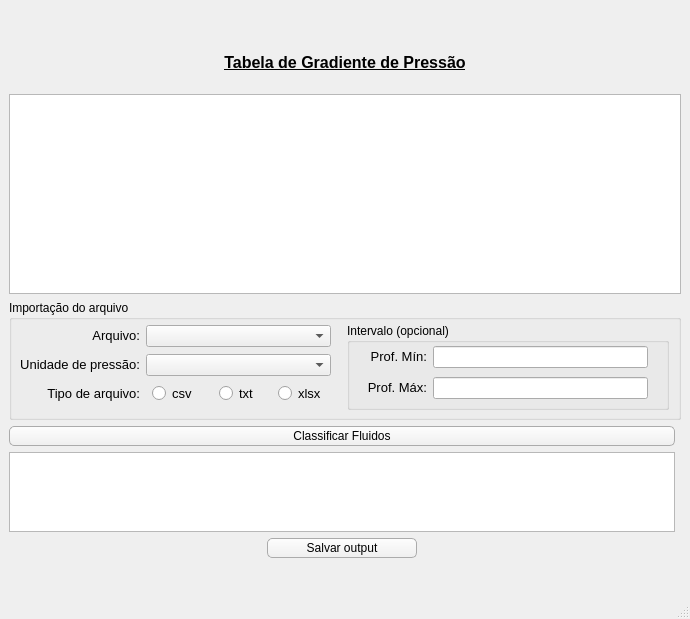
The window that src/interface/gradient.ui (albano-a/GradPress) describes before a commit, drawn with Qt 5.
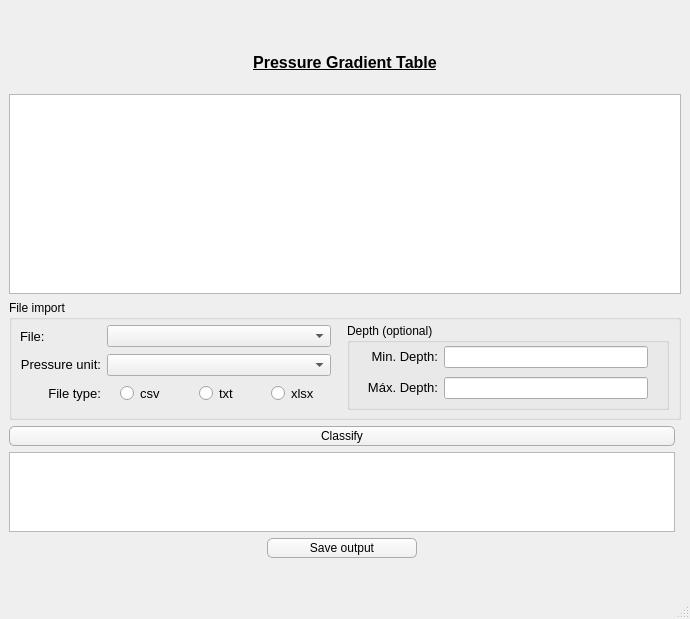
The same window after the commit.

What changed in the file:
```diff
--- a/src/interface/gradient.ui
+++ b/src/interface/gradient.ui
@@ -38,7 +38,7 @@
 }</string>
         </property>
         <property name="text">
-         <string>Classificar Fluidos</string>
+         <string>Classify</string>
         </property>
        </widget>
       </item>
@@ -79,7 +79,7 @@
 }</string>
         </property>
         <property name="text">
-         <string>Salvar output</string>
+         <string>Save output</string>
         </property>
        </widget>
       </item>
@@ -97,7 +97,7 @@
          </font>
         </property>
         <property name="text">
-         <string>&lt;html&gt;&lt;head/&gt;&lt;body&gt;&lt;p align=&quot;center&quot;&gt;&lt;span style=&quot; font-weight:600; text-decoration: underline;&quot;&gt;Tabela de Gradiente de Pressão&lt;/span&gt;&lt;/p&gt;&lt;/body&gt;&lt;/html&gt;</string>
+         <string>&lt;html&gt;&lt;head/&gt;&lt;body&gt;&lt;p align=&quot;center&quot;&gt;&lt;span style=&quot;font-weight:600; text-decoration:underline;&quot;&gt;Pressure Gradient Table&lt;/span&gt;&lt;/p&gt;&lt;/body&gt;&lt;/html&gt;</string>
         </property>
        </widget>
       </item>
@@ -126,7 +126,7 @@
          </size>
         </property>
         <property name="title">
-         <string>Importação do arquivo</string>
+         <string>File import</string>
         </property>
         <widget class="QGroupBox" name="groupBox_2">
          <property name="geometry">
@@ -144,9 +144,9 @@
           </size>
          </property>
          <property name="title">
-          <string>Intervalo (opcional)</string>
+          <string>Depth (optional)</string>
          </property>
-         <widget class="QWidget" name="">
+         <widget class="QWidget" name="layoutWidget">
           <property name="geometry">
            <rect>
             <x>20</x>
@@ -164,7 +164,7 @@
               </font>
              </property>
              <property name="text">
-              <string>&lt;html&gt;&lt;head/&gt;&lt;body&gt;&lt;p align=&quot;right&quot;&gt;Prof. Mín:&lt;/p&gt;&lt;/body&gt;&lt;/html&gt;</string>
+              <string>&lt;html&gt;&lt;head/&gt;&lt;body&gt;&lt;p align=&quot;right&quot;&gt;Min. Depth:&lt;/p&gt;&lt;/body&gt;&lt;/html&gt;</string>
              </property>
             </widget>
            </item>
@@ -176,7 +176,7 @@
               </font>
              </property>
              <property name="text">
-              <string>&lt;html&gt;&lt;head/&gt;&lt;body&gt;&lt;p align=&quot;right&quot;&gt;Prof. Máx:&lt;/p&gt;&lt;/body&gt;&lt;/html&gt;</string>
+              <string>&lt;html&gt;&lt;head/&gt;&lt;body&gt;&lt;p align=&quot;right&quot;&gt;Máx. Depth:&lt;/p&gt;&lt;/body&gt;&lt;/html&gt;</string>
              </property>
             </widget>
            </item>
@@ -189,7 +189,7 @@
           </layout>
          </widget>
         </widget>
-        <widget class="QWidget" name="">
+        <widget class="QWidget" name="layoutWidget">
          <property name="geometry">
           <rect>
            <x>11</x>
@@ -207,7 +207,7 @@
              </font>
             </property>
             <property name="text">
-             <string>&lt;html&gt;&lt;head/&gt;&lt;body&gt;&lt;p align=&quot;right&quot;&gt;Arquivo:&lt;/p&gt;&lt;/body&gt;&lt;/html&gt;</string>
+             <string>&lt;html&gt;&lt;head/&gt;&lt;body&gt;&lt;p align=&quot;right&quot;&gt;File:&lt;/p&gt;&lt;/body&gt;&lt;/html&gt;</string>
             </property>
            </widget>
           </item>
@@ -219,7 +219,7 @@
              </font>
             </property>
             <property name="text">
-             <string>&lt;html&gt;&lt;head/&gt;&lt;body&gt;&lt;p align=&quot;right&quot;&gt;Unidade de pressão:&lt;/p&gt;&lt;/body&gt;&lt;/html&gt;</string>
+             <string>&lt;html&gt;&lt;head/&gt;&lt;body&gt;&lt;p align=&quot;right&quot;&gt;Pressure unit:&lt;/p&gt;&lt;/body&gt;&lt;/html&gt;</string>
             </property>
            </widget>
           </item>
@@ -239,7 +239,7 @@
 }</string>
             </property>
             <property name="text">
-             <string>&lt;html&gt;&lt;head/&gt;&lt;body&gt;&lt;p align=&quot;right&quot;&gt;Tipo de arquivo:&lt;/p&gt;&lt;/body&gt;&lt;/html&gt;</string>
+             <string>&lt;html&gt;&lt;head/&gt;&lt;body&gt;&lt;p align=&quot;right&quot;&gt;File type:&lt;/p&gt;&lt;/body&gt;&lt;/html&gt;</string>
             </property>
            </widget>
           </item>
```
